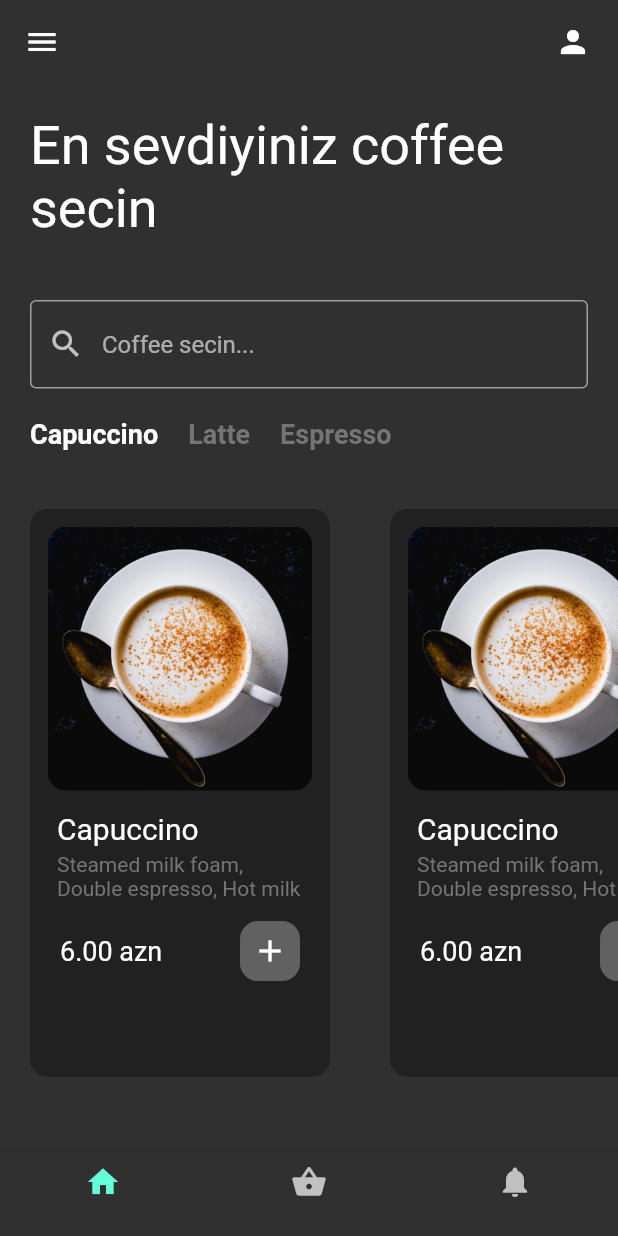
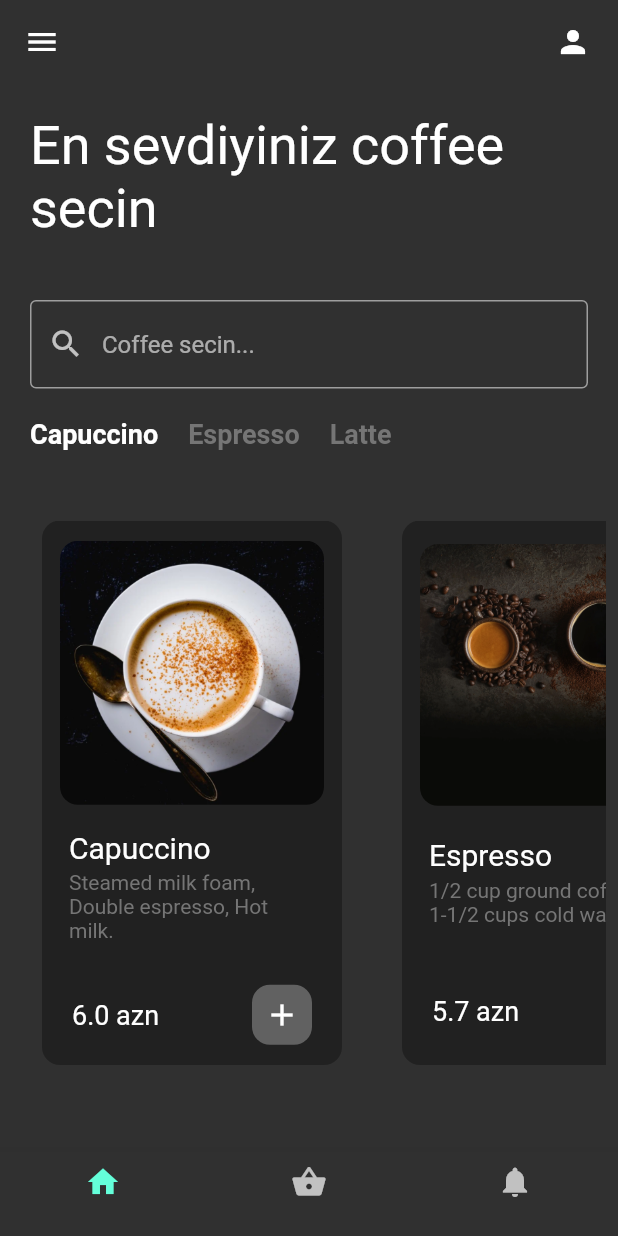
Before and after one commit to RahimCml/CoffeeShop, a Flutter app: the screen it shows after launch, on a phone screen of 412 x 824 dp. Run offline on Flutter 3.47's test engine with Material 2 defaults, Android fonts, the phone set to English and light mode, and no system bars.

Commit message:
Update datas of coffees and show them

```diff
--- a/lib/pages/coffee_page.dart
+++ b/lib/pages/coffee_page.dart
@@ -1,6 +1,19 @@
 import 'package:flutter/material.dart';
+
 class CoffeePage extends StatefulWidget {
-  const CoffeePage({super.key});
+
+  final String coffeeImgPath;
+  final String ingredients;
+  final String coffeeName;
+  final double coffeePrice;
+
+  const CoffeePage({
+    Key? key,
+    required this.coffeeImgPath,
+    required this.ingredients,
+    required this.coffeeName,
+    required this.coffeePrice
+  }) : super(key: key);
 
   @override
   State<CoffeePage> createState() => _CoffeePageState();
@@ -21,28 +34,30 @@ class _CoffeePageState extends State<CoffeePage> {
           color: Colors.grey.shade900,
         ),
         child: Column(
+          mainAxisAlignment: MainAxisAlignment.spaceAround,
           children: [
             ClipRRect(
               borderRadius: BorderRadius.circular(12),
-              child: Image.asset('lib/images/coffeeimg1.png')
+              child: Image.asset(widget.coffeeImgPath)
               ),
             Padding(
               padding: const EdgeInsets.symmetric(vertical: 14, horizontal: 6),
               child: Column(
                 crossAxisAlignment: CrossAxisAlignment.start,
                 children: [
-                  const Text('Capuccino', style: TextStyle(fontSize: 20),),
+                  Text(widget.coffeeName, style: const TextStyle(fontSize: 20),),
                   const SizedBox(height: 4,),
-                  Text('Steamed milk foam, Double espresso, Hot milk', style: TextStyle(color: Colors.grey[600]),)
+                  Text(widget.ingredients, style: TextStyle(color: Colors.grey[600]),),
                 ],
               ),
             ),
+            const SizedBox(height: 8,),
             Padding(
               padding: const EdgeInsets.symmetric(horizontal: 8),
               child: Row(
                 mainAxisAlignment: MainAxisAlignment.spaceBetween,
                 children: [
-                  const Text('6.00 azn', style: TextStyle(fontSize: 18),),
+                  Text('${widget.coffeePrice} azn', style: const TextStyle(fontSize: 18),),
                   Container(
                     width: 40,
                     height: 40,
--- a/lib/pages/coffee_type.dart
+++ b/lib/pages/coffee_type.dart
@@ -5,7 +5,7 @@ class CoffeeType extends StatelessWidget {
   final bool isSelected;
   final VoidCallback onTap;
 
-  CoffeeType({super.key, required this.coffeeType, required this.isSelected, required this.onTap});
+  const CoffeeType({super.key, required this.coffeeType, required this.isSelected, required this.onTap});
 
   @override
   Widget build(BuildContext context) {
--- a/lib/pages/home_page.dart
+++ b/lib/pages/home_page.dart
@@ -14,15 +14,14 @@ class _HomePageState extends State<HomePage> {
   String? searchedvalue;
   List coffeeData = [
     ['Capuccino', true],
-    ['Latte', false],
-    ['Espresso', false]
+    ['Espresso', false],
+    ['Latte', false]
   ];
 
   void _onTextChanged(String value) {
     Timer(const Duration(seconds: 1), () {
       setState(() {
         searchedvalue = value;
-        print('${coffeeData.length}');
       });
     });
   }
@@ -100,13 +99,16 @@ class _HomePageState extends State<HomePage> {
             // backend'e qosuldugu zaman ListView.Builder cevirin...
             child: Padding(
               padding: const EdgeInsets.only(top: 20, bottom: 50),
-              child: ListView(
-                scrollDirection: Axis.horizontal,
-                children: const [
-                  CoffeePage(),
-                  CoffeePage(),
-                  CoffeePage(),
-                ],
+              child: Padding(
+                padding: const EdgeInsets.all(8.0),
+                child: ListView(
+                  scrollDirection: Axis.horizontal,
+                  children: [
+                    CoffeePage(coffeeName: coffeeData[0][0], coffeeImgPath: 'lib/images/coffeeimg1.png', ingredients: 'Steamed milk foam, Double espresso, Hot milk.', coffeePrice: 6,),
+                    CoffeePage(coffeeName: coffeeData[1][0], coffeeImgPath: 'lib/images/Espresso.png', ingredients: '1/2 cup ground coffee , 1-1/2 cups cold water.', coffeePrice: 5.70,),
+                    CoffeePage(coffeeName: coffeeData[2][0], coffeeImgPath: 'lib/images/latte.png',  ingredients: 'steamed milk, and a layer of milk foam', coffeePrice: 4,),
+                  ],
+                ),
               ),
             )
             )
```
Also changed, not shown: lib/images/Espresso.png (added), lib/images/latte.png (added).
